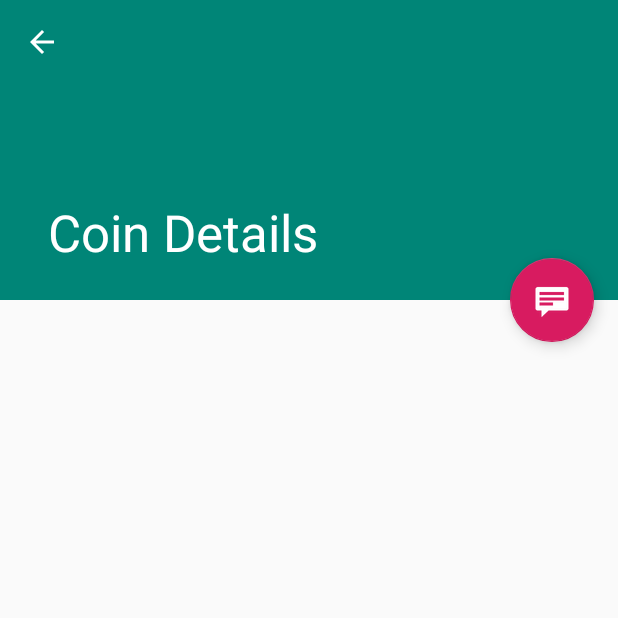
After one commit to Dimitri795/Coinz, an Android app: the CoinDetailActivity screen opened directly, with no data from a screen before it, on a phone screen of 412 x 824 dp, the top half of it. The commit adds this screen. Run offline under Robolectric (Android 15) with nearby library versions, the phone set to English and light mode, and no system bars; libraries missing offline, so code that uses them is left out: com.mapbox.geojson; 2 statements that could not run were skipped.

Commit message:
Implemented basic wallet. Next to work on adding deposit and sending buttons on the Coin detail Fragment. Changing icons. I'm so happy

```diff
--- a/app/build.gradle
+++ b/app/build.gradle
@@ -30,6 +30,7 @@ dependencies {
     implementation "org.jetbrains.kotlin:kotlin-stdlib-jdk7:$kotlin_version"
     implementation 'com.android.support:appcompat-v7:28.0.0'
     implementation 'com.android.support.constraint:constraint-layout:1.1.3'
+    implementation 'com.android.support:recyclerview-v7:28.0.0'
     implementation 'com.android.support:design:28.0.0'
     //manual override of some old gradle files that are used but don't match compileSdk
     implementation 'com.android.support:support-media-compat:28.0.0'
@@ -41,10 +42,11 @@ dependencies {
     //firebase dependancies
     implementation 'com.google.firebase:firebase-auth:16.0.5'
     implementation 'com.google.firebase:firebase-core:16.0.5'
-    implementation 'com.google.firebase:firebase-firestore:17.1.2'
+    implementation 'com.google.firebase:firebase-firestore:17.1.3'
     implementation 'android.arch.core:runtime:1.1.1'
     implementation 'android.arch.core:common:1.1.1'
 
+    implementation 'com.android.support:recyclerview-v7:28.0.0'
     testImplementation 'junit:junit:4.12'
     androidTestImplementation 'com.android.support.test:rules:1.0.2'
     androidTestImplementation 'com.android.support.test:runner:1.0.2'
--- /dev/null
+++ b/app/src/main/java/com/example/dimit/coinz/CoinDetailActivity.kt
@@ -0,0 +1,54 @@
+package com.example.dimit.coinz
+
+import android.content.Intent
+import android.os.Bundle
+import android.support.design.widget.Snackbar
+import android.support.v7.app.AppCompatActivity
+import android.view.MenuItem
+import kotlinx.android.synthetic.main.activity_coin_detail.*
+
+/**
+ * An activity representing a single Coin detail screen. This
+ * activity is only used on narrow width devices. On tablet-size devices,
+ * item details are presented side-by-side with a list of items
+ * in a [BankActivity].
+ */
+class CoinDetailActivity : AppCompatActivity() {
+
+    override fun onCreate(savedInstanceState: Bundle?) {
+        super.onCreate(savedInstanceState)
+        setContentView(R.layout.activity_coin_detail)
+        setSupportActionBar(detail_toolbar)
+
+        fab.setOnClickListener { _->
+            startActivity(Intent(this@CoinDetailActivity,MainActivity::class.java))
+        }
+
+        // Show the Up button in the action bar.
+        supportActionBar?.setDisplayHomeAsUpEnabled(true)
+
+        if (savedInstanceState == null) {
+            // Create the detail fragment and add it to the activity
+            // using a fragment transaction.
+            val fragment = CoinDetailFragment().apply {
+                arguments = Bundle().apply {
+                    putString(CoinDetailFragment.ARG_ITEM_ID,
+                            intent.getStringExtra(CoinDetailFragment.ARG_ITEM_ID))
+                }
+            }
+
+            supportFragmentManager.beginTransaction()
+                    .add(R.id.coin_detail_container, fragment)
+                    .commit()
+        }
+    }
+
+    override fun onOptionsItemSelected(item: MenuItem) =
+            when (item.itemId) {
+                android.R.id.home -> {
+                    navigateUpTo(Intent(this, BankActivity::class.java))
+                    true
+                }
+                else -> super.onOptionsItemSelected(item)
+            }
+}
--- /dev/null
+++ b/app/src/main/java/com/example/dimit/coinz/CoinDetailFragment.kt
@@ -0,0 +1,47 @@
+package com.example.dimit.coinz
+
+import android.os.Bundle
+import android.support.v4.app.Fragment
+import android.view.LayoutInflater
+import android.view.View
+import android.view.ViewGroup
+import com.mapbox.geojson.Feature
+import kotlinx.android.synthetic.main.activity_coin_detail.*
+import kotlinx.android.synthetic.main.coin_detail.view.*
+
+/**
+ * A fragment representing a single Coin detail screen.
+ * This fragment is either contained in a [BankActivity]
+ * in two-pane mode (on tablets) or a [CoinDetailActivity]
+ * on handsets.
+ */
+class CoinDetailFragment : Fragment() {
+
+
+    override fun onCreate(savedInstanceState: Bundle?) {
+        super.onCreate(savedInstanceState)
+
+        arguments?.let {
+            if (it.containsKey(ARG_ITEM_ID)) {
+                val item = Feature.fromJson(it.getString(ARG_ITEM_ID)!!)
+                activity?.toolbar_layout?.title = item.getStringProperty("id")
+            }
+        }
+    }
+
+    override fun onCreateView(inflater: LayoutInflater, container: ViewGroup?,
+                              savedInstanceState: Bundle?): View? {
+        val rootView = inflater.inflate(R.layout.coin_detail, container, false)
+
+        // Show the dummy content as text in a TextView.
+        view.let {
+            rootView.coin_detail.text = it?.tooltipText
+        }
+
+        return rootView
+    }
+
+    companion object {
+        const val ARG_ITEM_ID = "item_id"
+    }
+}
--- a/app/src/main/java/com/example/dimit/coinz/LoginActivity.kt
+++ b/app/src/main/java/com/example/dimit/coinz/LoginActivity.kt
@@ -34,6 +34,10 @@ class LoginActivity : AppCompatActivity() {
     public override fun onStart() {
         super.onStart()
         updateUI(mAuth?.currentUser)
+    }
+
+    public override fun onStop() {
+        super.onStop()
     }
 
     private fun createAccount(email : String,password : String){
--- /dev/null
+++ b/app/src/main/res/layout/activity_coin_detail.xml
@@ -0,0 +1,54 @@
+<?xml version="1.0" encoding="utf-8"?>
+<android.support.design.widget.CoordinatorLayout xmlns:android="http://schemas.android.com/apk/res/android"
+    xmlns:app="http://schemas.android.com/apk/res-auto"
+    xmlns:tools="http://schemas.android.com/tools"
+    android:layout_width="match_parent"
+    android:layout_height="match_parent"
+    android:fitsSystemWindows="true"
+    tools:context=".CoinDetailActivity"
+    tools:ignore="MergeRootFrame">
+
+    <android.support.design.widget.AppBarLayout
+        android:id="@+id/app_bar"
+        android:layout_width="match_parent"
+        android:layout_height="@dimen/app_bar_height"
+        android:fitsSystemWindows="true"
+        android:theme="@style/ThemeOverlay.AppCompat.Dark.ActionBar">
+
+        <android.support.design.widget.CollapsingToolbarLayout
+            android:id="@+id/toolbar_layout"
+            android:layout_width="match_parent"
+            android:layout_height="match_parent"
+            android:fitsSystemWindows="true"
+            app:contentScrim="?attr/colorPrimary"
+            app:layout_scrollFlags="scroll|exitUntilCollapsed"
+            app:toolbarId="@+id/toolbar">
+
+            <android.support.v7.widget.Toolbar
+                android:id="@+id/detail_toolbar"
+                android:layout_width="match_parent"
+                android:layout_height="?attr/actionBarSize"
+                app:layout_collapseMode="pin"
+                app:popupTheme="@style/ThemeOverlay.AppCompat.Light" />
+
+        </android.support.design.widget.CollapsingToolbarLayout>
+
+    </android.support.design.widget.AppBarLayout>
+
+    <android.support.v4.widget.NestedScrollView
+        android:id="@+id/coin_detail_container"
+        android:layout_width="match_parent"
+        android:layout_height="match_parent"
+        app:layout_behavior="@string/appbar_scrolling_view_behavior" />
+
+    <android.support.design.widget.FloatingActionButton
+        android:id="@+id/fab"
+        android:layout_width="wrap_content"
+        android:layout_height="wrap_content"
+        android:layout_gravity="center_vertical|start"
+        android:layout_margin="@dimen/fab_margin"
+        app:layout_anchor="@+id/coin_detail_container"
+        app:layout_anchorGravity="top|end"
+        app:srcCompat="@android:drawable/stat_notify_chat" />
+
+</android.support.design.widget.CoordinatorLayout>
--- /dev/null
+++ b/app/src/main/res/layout/coin_detail.xml
@@ -0,0 +1,10 @@
+<?xml version="1.0" encoding="utf-8"?>
+<TextView xmlns:android="http://schemas.android.com/apk/res/android"
+    xmlns:tools="http://schemas.android.com/tools"
+    android:id="@+id/coin_detail"
+    style="?android:attr/textAppearanceLarge"
+    android:layout_width="match_parent"
+    android:layout_height="match_parent"
+    android:padding="16dp"
+    android:textIsSelectable="true"
+    tools:context=".CoinDetailFragment" />
--- a/app/src/main/res/values/dimens.xml
+++ b/app/src/main/res/values/dimens.xml
@@ -1,3 +1,6 @@
 <resources>
     <dimen name="fab_margin">16dp</dimen>
+    <dimen name="app_bar_height">200dp</dimen>
+    <dimen name="item_width">200dp</dimen>
+    <dimen name="text_margin">16dp</dimen>
 </resources>
--- a/app/src/main/res/values/strings.xml
+++ b/app/src/main/res/values/strings.xml
@@ -7,4 +7,6 @@
     <string name="create_account">create account</string>
     <string name="password">password</string>
     <string name="sign_out">Sign out</string>
+    <string name="title_coin_list">Wallet</string>
+    <string name="title_coin_detail">Coin Details</string>
 </resources>
```
Also changed, not shown: app/src/main/AndroidManifest.xml (+23 -1 lines), app/src/main/java/com/example/dimit/coinz/BankActivity.kt (added, +138 -0 lines), app/src/main/java/com/example/dimit/coinz/MainActivity.kt (+39 -19 lines), app/src/main/res/layout-w900dp/coin_list.xml (added, +39 -0 lines), app/src/main/res/layout/activity_bank.xml (added, +42 -0 lines), app/src/main/res/layout/coin_list.xml (added, +13 -0 lines), app/src/main/res/layout/coin_list_content.xml (added, +20 -0 lines).
